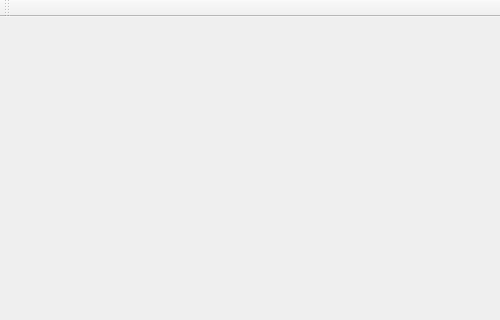
First picture: the form in mainwindow.ui, repository alexander-zinovyev/polygon-test-task, before the edit; both pictures show x 0 to 500 and y 0 to 320 of the 500 by 500 pixel window.
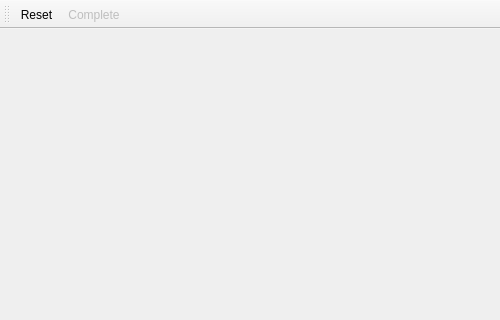
Second picture: the form after the edit.

What changed in the file:
```diff
--- a/mainwindow.ui
+++ b/mainwindow.ui
@@ -31,8 +31,23 @@
    <attribute name="toolBarBreak">
     <bool>false</bool>
    </attribute>
+   <addaction name="actionReset"/>
+   <addaction name="actionComplete"/>
   </widget>
   <widget class="QStatusBar" name="statusBar"/>
+  <action name="actionReset">
+   <property name="text">
+    <string>Reset</string>
+   </property>
+  </action>
+  <action name="actionComplete">
+   <property name="enabled">
+    <bool>false</bool>
+   </property>
+   <property name="text">
+    <string>Complete</string>
+   </property>
+  </action>
  </widget>
  <layoutdefault spacing="6" margin="11"/>
  <resources/>
```
